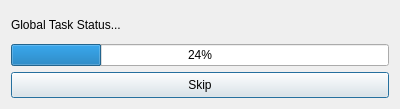
Old version of the form launcher/ui/dialogs/ProgressDialog.ui in the repository FreesmTeam/FreesmLauncher.
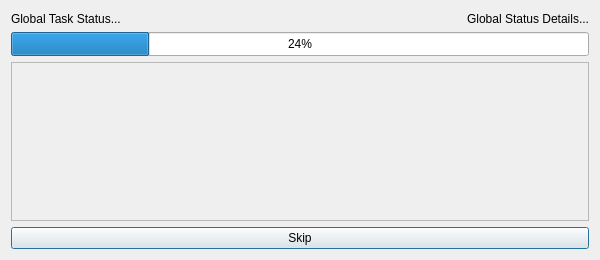
New version of the form.

Commit message:
feat: Propogated subtask progress
Oh boy this is big.

> TaskStepProgress struct is now QMetaObject compatabile and can be sent through signals
> Task now has a method to propogates sub task progress it must be signal bound by each task containing a task wishing to report progress of it's children.
> Downloads report speed
> Tasks now have UUIDS to track them
  - use when reporting
  - use when logging
  - use when storeing them or objects related to them

What changed in the file:
```diff
--- a/launcher/ui/dialogs/ProgressDialog.ui
+++ b/launcher/ui/dialogs/ProgressDialog.ui
@@ -6,20 +6,20 @@
    <rect>
     <x>0</x>
     <y>0</y>
-    <width>400</width>
-    <height>109</height>
+    <width>600</width>
+    <height>260</height>
    </rect>
   </property>
   <property name="sizePolicy">
-   <sizepolicy hsizetype="MinimumExpanding" vsizetype="MinimumExpanding">
-    <horstretch>0</horstretch>
-    <verstretch>0</verstretch>
+   <sizepolicy hsizetype="Preferred" vsizetype="Preferred">
+    <horstretch>1</horstretch>
+    <verstretch>1</verstretch>
    </sizepolicy>
   </property>
   <property name="minimumSize">
    <size>
-    <width>400</width>
-    <height>0</height>
+    <width>600</width>
+    <height>260</height>
    </size>
   </property>
   <property name="maximumSize">
@@ -31,21 +31,103 @@
   <property name="windowTitle">
    <string>Please wait...</string>
   </property>
-  <layout class="QGridLayout" name="gridLayout">
-   <item row="2" column="0">
+  <layout class="QVBoxLayout" name="verticalLayout" stretch="0,0,0,0">
+   <item>
+    <layout class="QHBoxLayout" name="horizontalLayout" stretch="1,0">
+     <item>
+      <widget class="QLabel" name="globalStatusLabel">
+       <property name="sizePolicy">
+        <sizepolicy hsizetype="Preferred" vsizetype="Fixed">
+         <horstretch>0</horstretch>
+         <verstretch>0</verstretch>
+        </sizepolicy>
+       </property>
+       <property name="minimumSize">
+        <size>
+         <width>0</width>
+         <height>15</height>
+        </size>
+       </property>
+       <property name="text">
+        <string>Global Task Status...</string>
+       </property>
+      </widget>
+     </item>
+     <item>
+      <widget class="QLabel" name="globalStatusDetailsLabel">
+       <property name="text">
+        <string>Global Status Details...</string>
+       </property>
+       <property name="alignment">
+        <set>Qt::AlignRight|Qt::AlignTrailing|Qt::AlignVCenter</set>
+       </property>
+      </widget>
+     </item>
+    </layout>
+   </item>
+   <item>
     <widget class="QProgressBar" name="globalProgressBar">
      <property name="enabled">
       <bool>true</bool>
      </property>
+     <property name="minimumSize">
+      <size>
+       <width>0</width>
+       <height>24</height>
+      </size>
+     </property>
      <property name="value">
       <number>24</number>
      </property>
     </widget>
    </item>
-   <item row="4" column="0">
+   <item>
+    <widget class="QScrollArea" name="taskProgressScrollArea">
+     <property name="sizePolicy">
+      <sizepolicy hsizetype="Expanding" vsizetype="MinimumExpanding">
+       <horstretch>0</horstretch>
+       <verstretch>0</verstretch>
+      </sizepolicy>
+     </property>
+     <property name="minimumSize">
+      <size>
+       <width>0</width>
+       <height>100</height>
+      </size>
+     </property>
+     <property name="frameShape">
+      <enum>QFrame::StyledPanel</enum>
+     </property>
+     <property name="horizontalScrollBarPolicy">
+      <enum>Qt::ScrollBarAsNeeded</enum>
+     </property>
+     <property name="sizeAdjustPolicy">
+      <enum>QAbstractScrollArea::AdjustToContents</enum>
+     </property>
+     <property name="widgetResizable">
+      <bool>true</bool>
+     </property>
+     <widget class="QWidget" name="taskProgressContainer">
+      <property name="geometry">
+       <rect>
+        <x>0</x>
+        <y>0</y>
+        <width>584</width>
+        <height>146</height>
+       </rect>
+      </property>
+      <layout class="QVBoxLayout" name="taskProgressLayout">
+       <property name="spacing">
+        <number>2</number>
+       </property>
+      </layout>
+     </widget>
+    </widget>
+   </item>
+   <item>
     <widget class="QPushButton" name="skipButton">
      <property name="sizePolicy">
-      <sizepolicy hsizetype="Expanding" vsizetype="Expanding">
+      <sizepolicy hsizetype="Expanding" vsizetype="Fixed">
        <horstretch>0</horstretch>
        <verstretch>0</verstretch>
       </sizepolicy>
@@ -55,22 +137,6 @@
      </property>
     </widget>
    </item>
-   <item row="3" column="0">
-    <layout class="QVBoxLayout" name="taskProgressLayout"/>
-   </item>
-   <item row="1" column="0">
-    <widget class="QLabel" name="globalStatusLabel">
-     <property name="sizePolicy">
-      <sizepolicy hsizetype="Preferred" vsizetype="MinimumExpanding">
-       <horstretch>0</horstretch>
-       <verstretch>0</verstretch>
-      </sizepolicy>
-     </property>
-     <property name="text">
-      <string>Global Task Status...</string>
-     </property>
-    </widget>
-   </item>
   </layout>
  </widget>
  <resources/>
```
The commit also changes 24 other files.
